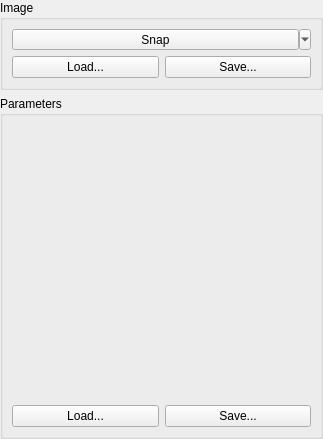
Old version of the form AcfSln/Include/iqtcam/CSnapImageParamsEditorComp.ui in the repository ImagingTools/AcfPublic.
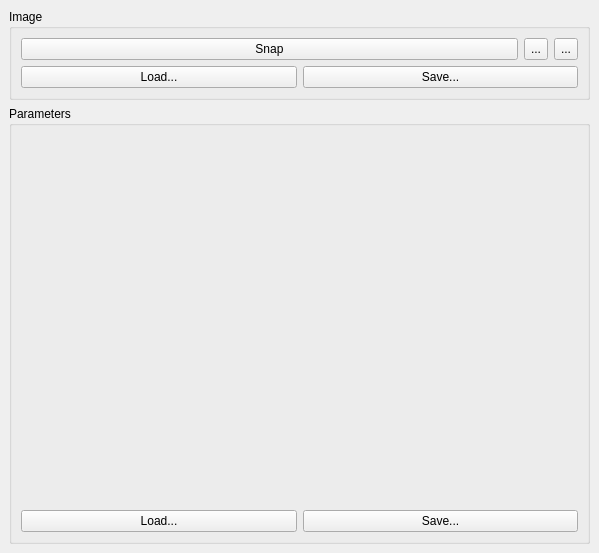
New version of the form. Icons and pictures are not drawn.

```diff
--- a/AcfSln/Include/iqtcam/CSnapImageParamsEditorComp.ui
+++ b/AcfSln/Include/iqtcam/CSnapImageParamsEditorComp.ui
@@ -6,8 +6,8 @@
    <rect>
     <x>0</x>
     <y>0</y>
-    <width>323</width>
-    <height>439</height>
+    <width>599</width>
+    <height>553</height>
    </rect>
   </property>
   <property name="sizePolicy">
@@ -43,22 +43,7 @@
      <property name="frameShadow">
       <enum>QFrame::Raised</enum>
      </property>
-     <layout class="QVBoxLayout">
-      <property name="spacing">
-       <number>6</number>
-      </property>
-      <property name="leftMargin">
-       <number>0</number>
-      </property>
-      <property name="topMargin">
-       <number>0</number>
-      </property>
-      <property name="rightMargin">
-       <number>0</number>
-      </property>
-      <property name="bottomMargin">
-       <number>0</number>
-      </property>
+     <layout class="QVBoxLayout" name="verticalLayout_3">
       <item>
        <widget class="QGroupBox" name="SnapFrame">
         <property name="sizePolicy">
@@ -70,37 +55,92 @@
         <property name="title">
          <string>Image</string>
         </property>
-        <layout class="QGridLayout" name="gridLayout">
-         <property name="leftMargin">
-          <number>9</number>
-         </property>
-         <property name="topMargin">
-          <number>9</number>
-         </property>
-         <property name="rightMargin">
-          <number>9</number>
-         </property>
-         <property name="bottomMargin">
-          <number>9</number>
-         </property>
-         <item row="1" column="2">
-          <widget class="QPushButton" name="SaveImageButton">
+        <layout class="QVBoxLayout" name="verticalLayout_2">
+         <item>
+          <layout class="QHBoxLayout" name="horizontalLayout_3">
+           <item>
+            <widget class="QPushButton" name="SnapImageButton">
+             <property name="sizePolicy">
+              <sizepolicy hsizetype="Expanding" vsizetype="Preferred">
+               <horstretch>0</horstretch>
+               <verstretch>0</verstretch>
+              </sizepolicy>
+             </property>
+             <property name="text">
+              <string>Snap</string>
+             </property>
+             <property name="icon">
+              <iconset resource="../../../Acf/Include/iqtgui/iqtgui.qrc">
+               <normaloff>:/Icons/Play</normaloff>:/Icons/Play</iconset>
+             </property>
+             <property name="iconSize">
+              <size>
+               <width>32</width>
+               <height>32</height>
+              </size>
+             </property>
+            </widget>
+           </item>
+           <item>
+            <widget class="QToolButton" name="IntervalSnapButton">
            <property name="sizePolicy">
-            <sizepolicy hsizetype="Preferred" vsizetype="Fixed">
+              <sizepolicy hsizetype="Minimum" vsizetype="Preferred">
              <horstretch>0</horstretch>
              <verstretch>0</verstretch>
             </sizepolicy>
            </property>
            <property name="text">
-            <string>Save...</string>
+              <string>...</string>
            </property>
            <property name="icon">
             <iconset resource="../../../Acf/Include/iqtgui/iqtgui.qrc">
-             <normaloff>:/Icons/Save</normaloff>:/Icons/Save</iconset>
-           </property>
-          </widget>
-         </item>
-         <item row="1" column="1">
+               <normaloff>:/Icons/AutoUpdate</normaloff>:/Icons/AutoUpdate</iconset>
+             </property>
+             <property name="iconSize">
+              <size>
+               <width>32</width>
+               <height>32</height>
+              </size>
+             </property>
+             <property name="checkable">
+              <bool>true</bool>
+             </property>
+            </widget>
+           </item>
+           <item>
+            <widget class="QToolButton" name="OnChangeSnapButton">
+             <property name="sizePolicy">
+              <sizepolicy hsizetype="Minimum" vsizetype="Preferred">
+               <horstretch>0</horstretch>
+               <verstretch>0</verstretch>
+              </sizepolicy>
+             </property>
+             <property name="toolTip">
+              <string>Snap on parameter changes</string>
+             </property>
+             <property name="text">
+              <string>...</string>
+             </property>
+             <property name="icon">
+              <iconset resource="../../../Acf/Include/iqtgui/iqtgui.qrc">
+               <normaloff>:/Icons/Reload</normaloff>:/Icons/Reload</iconset>
+             </property>
+             <property name="iconSize">
+              <size>
+               <width>32</width>
+               <height>32</height>
+              </size>
+             </property>
+             <property name="checkable">
+              <bool>true</bool>
+             </property>
+            </widget>
+           </item>
+          </layout>
+         </item>
+         <item>
+          <layout class="QHBoxLayout" name="horizontalLayout">
+           <item>
           <widget class="QPushButton" name="LoadImageButton">
            <property name="sizePolicy">
             <sizepolicy hsizetype="Preferred" vsizetype="Fixed">
@@ -117,34 +157,24 @@
            </property>
           </widget>
          </item>
-         <item row="0" column="1" colspan="2">
-          <widget class="QToolButton" name="SnapImageButton">
+           <item>
+            <widget class="QPushButton" name="SaveImageButton">
            <property name="sizePolicy">
-            <sizepolicy hsizetype="Minimum" vsizetype="Preferred">
+              <sizepolicy hsizetype="Preferred" vsizetype="Fixed">
              <horstretch>0</horstretch>
              <verstretch>0</verstretch>
             </sizepolicy>
            </property>
            <property name="text">
-            <string>Snap</string>
+              <string>Save...</string>
            </property>
            <property name="icon">
             <iconset resource="../../../Acf/Include/iqtgui/iqtgui.qrc">
-             <normaloff>:/Icons/Play</normaloff>:/Icons/Play</iconset>
-           </property>
-           <property name="iconSize">
-            <size>
-             <width>32</width>
-             <height>32</height>
-            </size>
-           </property>
-           <property name="popupMode">
-            <enum>QToolButton::MenuButtonPopup</enum>
-           </property>
-           <property name="toolButtonStyle">
-            <enum>Qt::ToolButtonTextBesideIcon</enum>
-           </property>
-          </widget>
+               <normaloff>:/Icons/Save</normaloff>:/Icons/Save</iconset>
+             </property>
+            </widget>
+           </item>
+          </layout>
          </item>
         </layout>
        </widget>
```
Left out of the diff: 3 changed lines with no effect on the pictures. Lines whose indentation alone changed are shown as unchanged.
